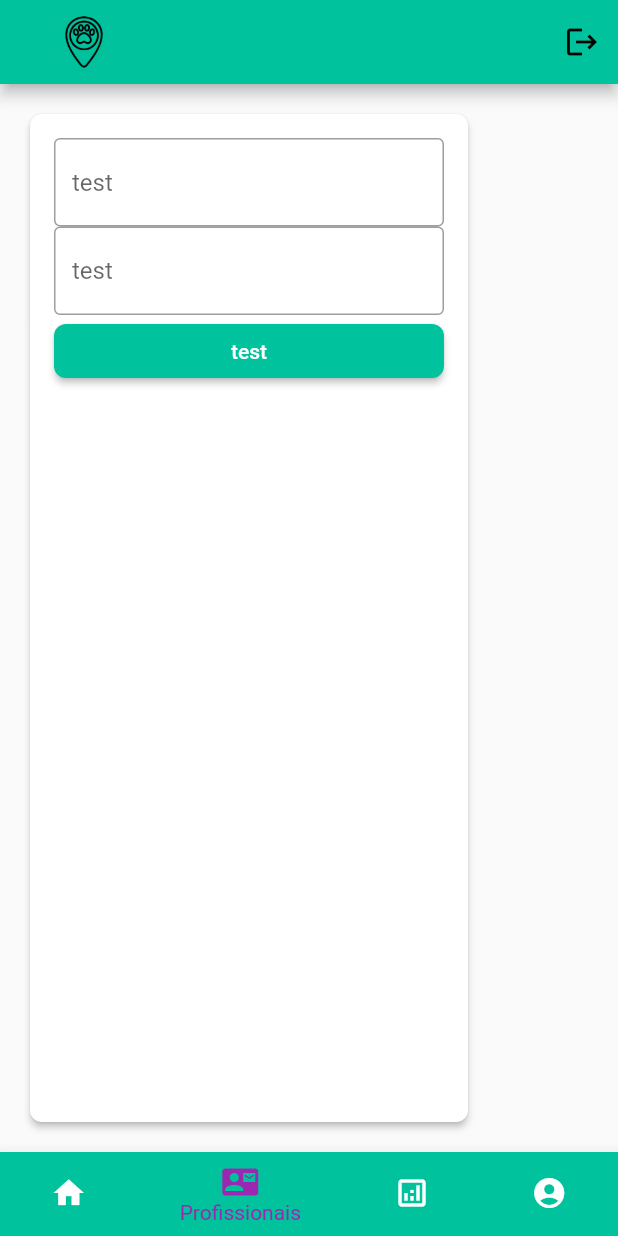
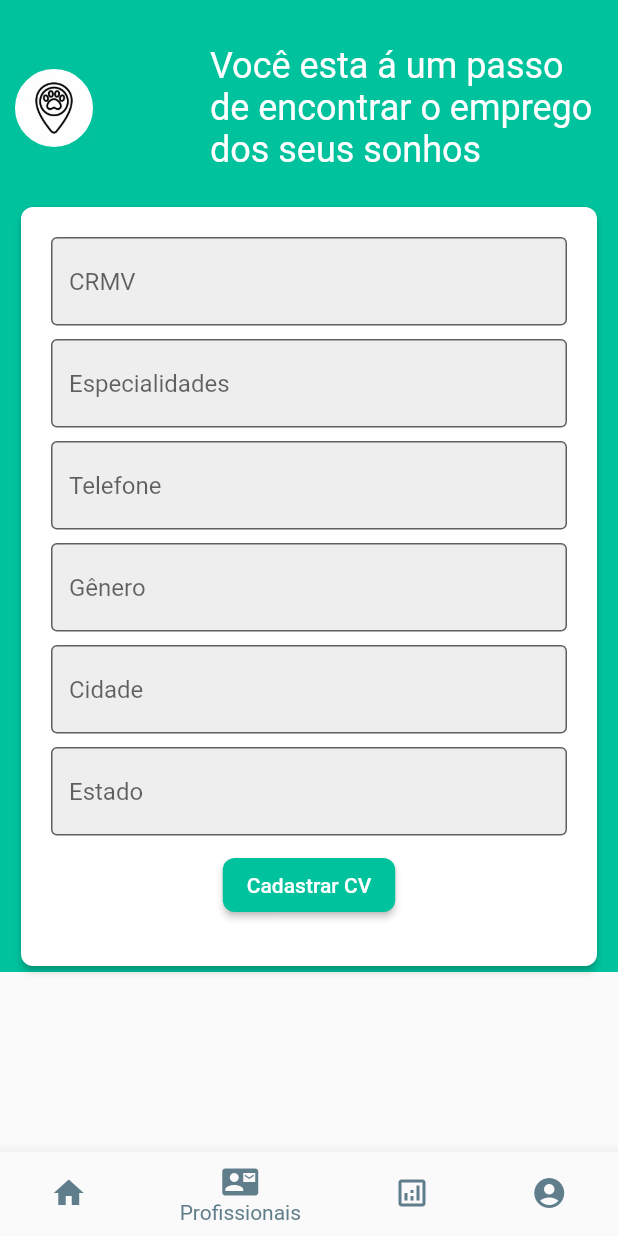
Before and after one commit to chenrilima/oficial_petti, a Flutter app: the screen it shows after launch, item 2 of the bottom bar chosen, on a phone screen of 412 x 824 dp. Run offline on Flutter 3.47's test engine with Material 2 defaults, Android fonts, the light colour scheme and no system bars; our stand-ins replace google_fonts.

Commit message:
create background and professional registration

```diff
--- a/lib/Home.dart
+++ /dev/null
@@ -1,87 +0,0 @@
-import 'package:flutter/material.dart';
-import 'package:oficial_petti/Screens/Companies.dart';
-import 'package:oficial_petti/Screens/account.dart';
-import 'package:oficial_petti/Screens/curriculum.dart';
-import 'package:oficial_petti/Screens/inicio.dart';
-
-
-class Home extends StatefulWidget {
-
-  @override
-  _HomeState createState() => _HomeState();
-}
-
-class _HomeState extends State<Home> {
-
-  int _currentIndex = 0;
-  String _result = "";
-
-  @override
-  Widget build(BuildContext context) {
-
-    List<Widget> _screens = <Widget>
-    [
-      Inicio(),
-      Curriculum(),
-      Companies(),
-      Account()
-    ];
-
-    return Scaffold(
-      appBar: AppBar(
-        backgroundColor: Color(0xff00C29D),
-        iconTheme: IconThemeData(
-          color: Color(0xff00C29D),
-        ),
-        title: Image.asset(
-          "images/pawdogicon.png",
-          width: 80,
-          height: 50,
-        ),
-        actions: [
-          IconButton(
-            icon: Icon(Icons.logout),
-            color: Colors.black,
-            onPressed: () {},
-          ),
-        ],
-      ),
-      body: Container (
-        padding: EdgeInsets.all(16),
-        child: _screens[_currentIndex],
-      ),
-      bottomNavigationBar: BottomNavigationBar(
-        currentIndex: _currentIndex,
-        onTap: (indice) {
-          setState(() {
-            _currentIndex = indice;
-          });
-        },
-        type: BottomNavigationBarType.shifting,
-        fixedColor: Colors.purple,
-        items: [
-          BottomNavigationBarItem(
-            title: Text("Home"),
-            icon: Icon(Icons.home),
-            backgroundColor: Color(0xff00C29D),
-          ),
-          BottomNavigationBarItem(
-              title: Text("Profissionais"),
-            icon: Icon(Icons.contact_mail),
-            backgroundColor: Color(0xff00C29D),
-          ),
-          BottomNavigationBarItem(
-              title: Text("Empresas"),
-              icon: Icon(Icons.analytics_outlined),
-            backgroundColor: Color(0xff00C29D),
-          ),
-          BottomNavigationBarItem(
-              title: Text("Perfil"),
-            icon: Icon(Icons.account_circle),
-            backgroundColor: Color(0xff00C29D),
-          ),
-        ]
-      ),
-    );
-  }
-}
--- a/lib/Screens/curriculum.dart
+++ /dev/null
@@ -1,38 +0,0 @@
-import 'package:flutter/cupertino.dart';
-import 'package:flutter/material.dart';
-import 'package:oficial_petti/Widgets/buttons.dart';
-import 'package:oficial_petti/Widgets/cards.dart';
-import 'package:oficial_petti/Widgets/text_formfield.dart';
-
-class Curriculum extends StatefulWidget {
-  @override
-  _CurriculumState createState() => _CurriculumState();
-}
-
-class _CurriculumState extends State<Curriculum> {
-  @override
-  Widget build(BuildContext context) {
-    return Scaffold(
-      body: Container(
-        child: ContainerCard(
-          width: 300,
-          content: ListView(
-            padding: EdgeInsets.all(16),
-            children: [
-              TextFormFields(
-                hintText: 'test',
-              ),
-              TextFormFields(
-                hintText: 'test',
-              ),
-                Buttons(
-                  text: 'test',
-                  onPressed: (){},
-                )
-              ]
-          ),
-          ),
-        ),
-      );
-  }
-}
--- a/lib/Screens/inicio.dart
+++ b/lib/Screens/inicio.dart
@@ -1,5 +1,5 @@
 import 'package:flutter/material.dart';
-import 'package:oficial_petti/Home.dart';
+import 'package:oficial_petti/home.dart';
 
 class Inicio extends StatefulWidget {
   @override
--- /dev/null
+++ b/lib/Screens/professional_registration.dart
@@ -0,0 +1,60 @@
+import 'package:flutter/cupertino.dart';
+import 'package:flutter/material.dart';
+import 'package:oficial_petti/Utils/appcolors.dart';
+import 'package:oficial_petti/Widgets/background.dart';
+import 'package:oficial_petti/Widgets/buttons.dart';
+import 'package:oficial_petti/Widgets/cards.dart';
+import 'package:oficial_petti/Widgets/text_formfield.dart';
+
+class ProfessionalRegistration extends StatefulWidget {
+  @override
+  _ProfessionalRegistrationState createState() =>
+      _ProfessionalRegistrationState();
+}
+
+class _ProfessionalRegistrationState extends State<ProfessionalRegistration> {
+
+
+  @override
+  Widget build(BuildContext context) {
+    double widscreen = MediaQuery.of(context).size.width;
+    return Background(
+      title: 'Você esta á um passo de encontrar o emprego dos seus sonhos',
+      content: Padding(
+        padding: const EdgeInsets.only(top: 20.0),
+        child: ContainerCard(
+          width: widscreen *1,
+          content: Container(
+            padding: const EdgeInsets.all( 20.0),
+            child: Column(
+              children: [
+                TextFormFields(
+                  hintText: 'CRMV',
+                ),
+                TextFormFields(
+                  hintText: 'Especialidades',
+                ),
+                TextFormFields(
+                  hintText: 'Telefone',
+                ),
+                TextFormFields(
+                  hintText: 'Gênero',
+                ),
+                TextFormFields(
+                  hintText: 'Cidade',
+                ),
+                TextFormFields(
+                  hintText: 'Estado',
+                ),
+                Buttons(
+                  text: 'Cadastrar CV',
+                  onPressed: (){},
+                ),
+              ],
+            ),
+          ),
+        ),
+      ),
+    );
+  }
+}
--- a/lib/Utils/appcolors.dart
+++ b/lib/Utils/appcolors.dart
@@ -1,11 +1,13 @@
 import 'package:flutter/material.dart';
 
 class AppColors {
-  static Color green = Color(0xff00C29D);
+  static Color green = Color.fromRGBO(0, 194, 157, 1);
   static Color white = Color(0xFFFFFFFF);
   static Color grey = Color(0xFFC4C4C4);
   static Color blue = Color(0xFF3B88C3);
   static Color orange = Color(0xFFEDBA05);
   static Color red = Color(0xFFBE1828);
   static Color black = Color(0xff4D4A4A);
+
+
 }
--- a/lib/Utils/appfonts.dart
+++ b/lib/Utils/appfonts.dart
@@ -0,0 +1,12 @@
+import 'package:flutter/material.dart';
+
+
+  String fontFamily = 'Montserrat';
+
+ Color green = Color(0xff00C29D);
+ Color white = Color(0xFFFFFFFF);
+ Color grey = Color(0xFFC4C4C4);
+ Color blue = Color(0xFF3B88C3);
+ Color orange = Color(0xFFEDBA05);
+ Color red = Color(0xFFBE1828);
+ Color black = Color(0xff4D4A4A);
--- /dev/null
+++ b/lib/Widgets/background.dart
@@ -0,0 +1,53 @@
+import 'package:flutter/material.dart';
+import 'package:google_fonts/google_fonts.dart';
+import 'package:oficial_petti/Utils/appcolors.dart';
+
+class Background extends StatelessWidget {
+  String title;
+  Widget content;
+
+  Background({this.title, this.content});
+
+  @override
+  Widget build(BuildContext context) {
+    double widscreen = MediaQuery.of(context).size.height;
+    return SingleChildScrollView(
+      child: Container(
+        color: AppColors.green,
+        padding: const EdgeInsets.only(top: 30.0, left: 10, right: 10),
+        child: Column(
+          children: [
+            Row(
+              mainAxisAlignment: MainAxisAlignment.spaceBetween,
+              children: [
+                Container(
+                  decoration: BoxDecoration(
+                    color: AppColors.white,
+                      border: Border.all(
+                        color: AppColors.white,
+                      ),
+                      borderRadius: BorderRadius.all(Radius.circular(90))
+                  ),
+                  child: Image.asset(
+                    "images/pawdogicon.png",
+                    width: 50,
+                    height: 50,
+
+                  ),
+                ),
+                Center(
+                  child: Container(
+                      width: 262,
+
+                      child: Text(title ?? "", style: GoogleFonts.roboto(fontWeight: FontWeight.w400, fontSize: 24,color: AppColors.white, ),)),
+                )
+              ],
+            ),
+            Container(
+                child: content)
+          ],
+        ),
+      ),
+    );
+  }
+}
--- a/lib/Widgets/buttons.dart
+++ b/lib/Widgets/buttons.dart
@@ -11,7 +11,9 @@ class Buttons extends StatelessWidget {
 
   @override
   Widget build(BuildContext context) {
-    return ElevatedButton(
+    return Padding(
+      padding: const EdgeInsets.only(bottom: 10),
+      child: ElevatedButton(
         style: ElevatedButton.styleFrom(
             primary: AppColors.green,// background
             onPrimary: Colors.white, // foreground
@@ -19,6 +21,7 @@ class Buttons extends StatelessWidget {
         ),
         onPressed: onPressed,
         child: Text(text),
+      ),
     );
   }
 }
--- a/lib/Widgets/cards.dart
+++ b/lib/Widgets/cards.dart
@@ -1,4 +1,5 @@
 import 'package:flutter/material.dart';
+import 'package:oficial_petti/Utils/appcolors.dart';
 
 class ContainerCard extends StatelessWidget {
 
--- a/lib/Widgets/text_formfield.dart
+++ b/lib/Widgets/text_formfield.dart
@@ -1,4 +1,5 @@
 import 'package:flutter/material.dart';
+import 'package:oficial_petti/Utils/appcolors.dart';
 
 class TextFormFields extends StatelessWidget {
 
@@ -10,12 +11,17 @@ class TextFormFields extends StatelessWidget {
 
   @override
   Widget build(BuildContext context) {
-    return TextField(
-      decoration: InputDecoration(
-          border: OutlineInputBorder(),
-          hintText: hintText,
+    return Padding(
+      padding: const EdgeInsets.only(bottom: 9),
+      child: TextField(
+        decoration: InputDecoration(
+          fillColor: Colors.grey[200],
+            filled: true,
+            border: OutlineInputBorder(),
+            hintText: hintText,
+        ),
+        onChanged: onChanged,
       ),
-      onChanged: onChanged,
     );
   }
 }
--- /dev/null
+++ b/lib/home.dart
@@ -0,0 +1,86 @@
+import 'package:flutter/material.dart';
+import 'package:oficial_petti/Screens/Companies.dart';
+import 'package:oficial_petti/Screens/account.dart';
+import 'package:oficial_petti/Screens/professional_registration.dart';
+import 'package:oficial_petti/Screens/inicio.dart';
+import 'package:oficial_petti/Utils/appcolors.dart';
+
+class Home extends StatefulWidget {
+  @override
+  _HomeState createState() => _HomeState();
+}
+
+class _HomeState extends State<Home> {
+  int _currentIndex = 0;
+  String _result = "";
+
+  @override
+  Widget build(BuildContext context) {
+    List<Widget> _screens = <Widget>[
+      Inicio(),
+      ProfessionalRegistration(),
+      Companies(),
+      Account()
+    ];
+
+    return Scaffold(
+      // appBar: AppBar(
+      //   backgroundColor: Color(0xff00C29D),
+      //   iconTheme: IconThemeData(
+      //     color: Color(0xff00C29D),
+      //   ),
+      //   title: Image.asset(
+      //     "images/pawdogicon.png",
+      //     width: 80,
+      //     height: 50,
+      //   ),
+      //   actions: [
+      //     IconButton(
+      //       icon: Icon(Icons.logout),
+      //       color: Colors.black,
+      //       onPressed: () {},
+      //     ),
+      //   ],
+      //),
+      body: Container(
+
+        child: _screens[_currentIndex],
+      ),
+      bottomNavigationBar: BottomNavigationBar(
+          currentIndex: _currentIndex,
+          onTap: (indice) {
+            setState(() {
+              _currentIndex = indice;
+            });
+          },
+
+          type: BottomNavigationBarType.shifting,
+          fixedColor: Colors.blueGrey,
+          backgroundColor: Colors.white,
+          unselectedItemColor: Colors.blueGrey,
+
+          items: [
+            BottomNavigationBarItem(
+              title: Text("Home"),
+              icon: Icon(Icons.home),
+
+            ),
+            BottomNavigationBarItem(
+              title: Text("Profissionais"),
+              icon: Icon(Icons.contact_mail),
+
+            ),
+            BottomNavigationBarItem(
+              title: Text("Empresas"),
+              icon: Icon(Icons.analytics_outlined),
+
+            ),
+            BottomNavigationBarItem(
+              title: Text("Perfil"),
+              icon: Icon(Icons.account_circle),
+
+            ),
+          ]),
+    );
+  }
+}
--- a/lib/main.dart
+++ b/lib/main.dart
@@ -1,6 +1,6 @@
 import 'package:flutter/material.dart';
 
-import 'Home.dart';
+import 'home.dart';
 
 void main() {
   runApp(MaterialApp(
```
Lines whose indentation alone changed are shown as unchanged.
